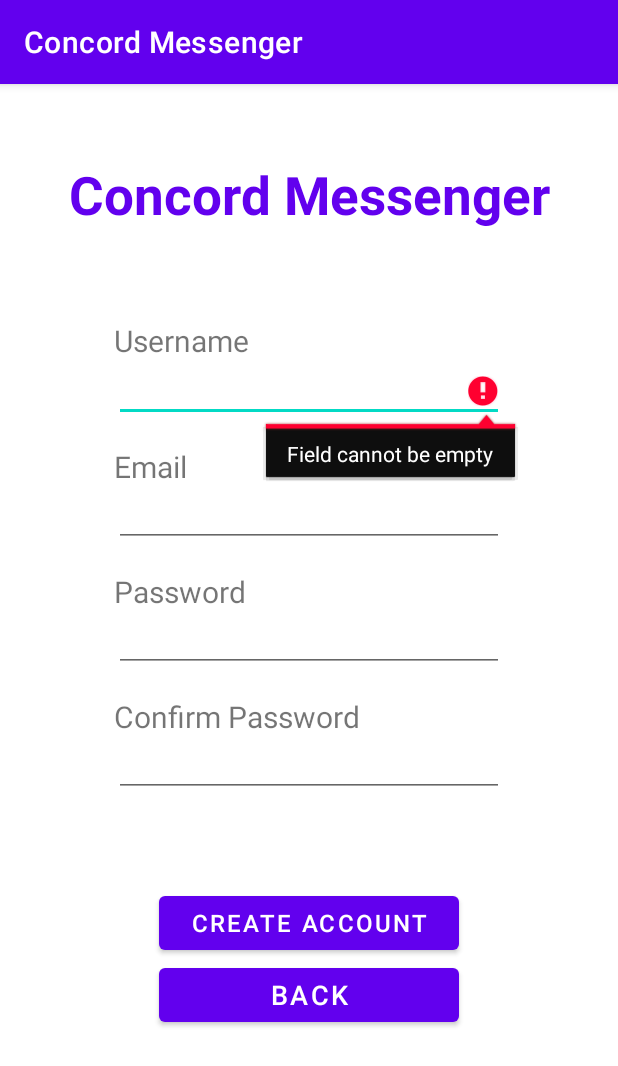
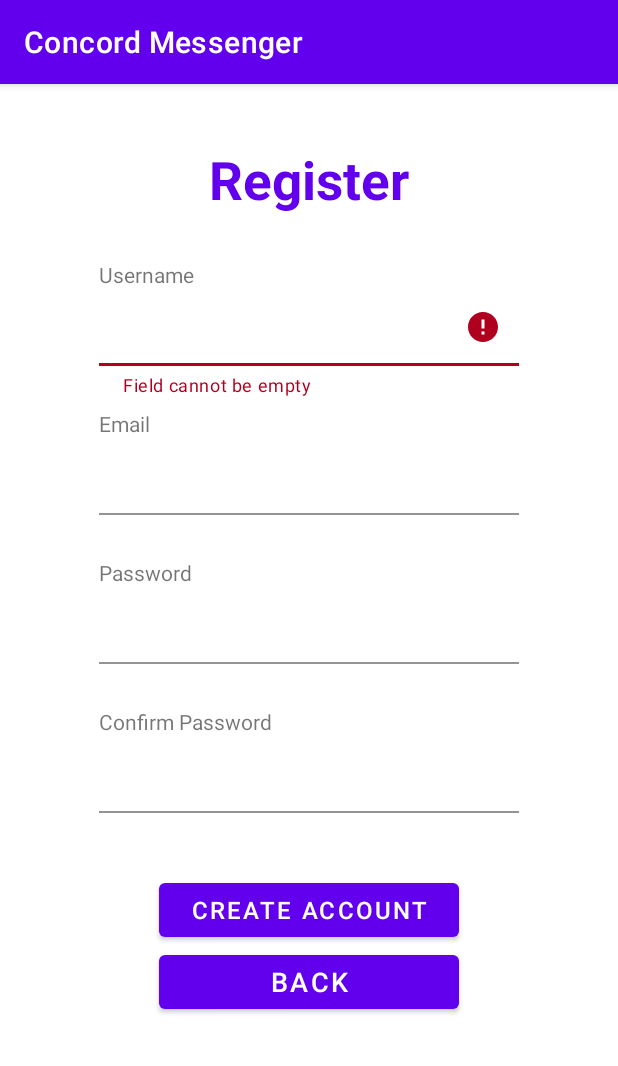
Before and after one commit to CMPT362-Messaging/Concord-Messenger, an Android app: the RegisterActivity screen opened directly, with no data from a screen before it, after a tap on "CREATE ACCOUNT", on a phone screen of 412 x 824 dp. Shown: the top 1066 px of the screen. Run offline under Robolectric (Android 15) with nearby library versions, the phone set to English and light mode, and no system bars; our stand-ins replace Firebase (no records; nobody signed in at launch, a user with empty details on screens opened directly).

Commit message:
Wrap EditText in TextInputLayout & update register UI

```diff
--- a/app/src/main/java/com/group2/concord_messenger/RegisterActivity.kt
+++ b/app/src/main/java/com/group2/concord_messenger/RegisterActivity.kt
@@ -1,12 +1,16 @@
 package com.group2.concord_messenger
 
+import android.annotation.SuppressLint
+import android.content.pm.ActivityInfo
 import androidx.appcompat.app.AppCompatActivity
 import android.os.Bundle
 import android.view.View
+import android.view.WindowManager
 import android.widget.Button
 import android.widget.EditText
-import com.google.android.gms.tasks.OnCompleteListener
-import com.google.android.gms.tasks.Task
+import android.widget.ProgressBar
+import com.google.android.material.textfield.TextInputEditText
+import com.google.android.material.textfield.TextInputLayout
 import com.google.firebase.auth.*
 import com.google.firebase.auth.ktx.auth
 import com.google.firebase.ktx.Firebase
@@ -15,12 +19,17 @@ class RegisterActivity : AppCompatActivity(), View.OnClickListener
 {
     private lateinit var firebaseAuth: FirebaseAuth
 
+    private lateinit var usernameInputLayoutView: TextInputLayout
+    private lateinit var emailInputLayoutView: TextInputLayout
+    private lateinit var passInputLayoutView: TextInputLayout
+    private lateinit var passConfirmInputLayoutView: TextInputLayout
     private lateinit var usernameInputView: EditText
     private lateinit var emailInputView: EditText
     private lateinit var passInputView: EditText
-    private lateinit var passConfirmationInputView: EditText
+    private lateinit var passConfirmInputView: EditText
     private lateinit var createAccountButtonView: Button
     private lateinit var backButtonView: Button
+    private lateinit var progressBarView: ProgressBar
 
     override fun onCreate(savedInstanceState: Bundle?)
     {
@@ -28,12 +37,19 @@ class RegisterActivity : AppCompatActivity(), View.OnClickListener
         setContentView(R.layout.activity_register)
 
         // Get views
+        usernameInputLayoutView = findViewById(R.id.register_textlayout_username)
+        emailInputLayoutView = findViewById(R.id.register_textlayout_email)
+        passInputLayoutView = findViewById(R.id.register_textlayout_password)
+        passConfirmInputLayoutView = findViewById(R.id.register_textlayout_confirm_password)
         usernameInputView = findViewById(R.id.register_edittext_username)
         emailInputView = findViewById(R.id.register_edittext_email)
         passInputView = findViewById(R.id.register_edittext_password)
-        passConfirmationInputView = findViewById(R.id.register_edittext_confirm_password)
+        passConfirmInputView = findViewById(R.id.register_edittext_confirm_password)
         createAccountButtonView = findViewById(R.id.register_button_create_account)
         backButtonView = findViewById(R.id.register_button_back)
+        progressBarView = findViewById(R.id.register_progress_bar)
+
+        this.requestedOrientation = ActivityInfo.SCREEN_ORIENTATION_PORTRAIT
 
         createAccountButtonView.setOnClickListener(this)
         backButtonView.setOnClickListener(this)
@@ -51,7 +67,7 @@ class RegisterActivity : AppCompatActivity(), View.OnClickListener
                 val username = usernameInputView.text.toString()
                 val email = emailInputView.text.toString()
                 val password = passInputView.text.toString()
-                val passwordConfirm = passConfirmationInputView.text.toString()
+                val passwordConfirm = passConfirmInputView.text.toString()
 
                 createAccount(username, email, password, passwordConfirm)
             }
@@ -66,13 +82,16 @@ class RegisterActivity : AppCompatActivity(), View.OnClickListener
 
     private fun createAccount(username: String, email: String, password: String, password_confirm: String)
     {
+        val fieldViews = listOf(
+            usernameInputLayoutView,
+            emailInputLayoutView,
+            passInputLayoutView,
+            passConfirmInputLayoutView,
+        )
         // Clear old errors from input fields
-        clearFieldErrors(listOf<EditText>(
-            usernameInputView,
-            emailInputView,
-            passInputView,
-            passConfirmationInputView,
-        ))
+        clearFieldErrors(fieldViews)
+        // Clear focused fields
+        clearFieldFocuses(fieldViews)
 
         // No blank fields or FireBase will throw an IllegalArgument
         // Passwords must match
@@ -81,32 +100,37 @@ class RegisterActivity : AppCompatActivity(), View.OnClickListener
         {
             if(username.isBlank())
             {
-                showFieldError(usernameInputView, resources.getString(R.string.login_error_empty_field))
+                showFieldError(usernameInputLayoutView, resources.getString(R.string.login_error_empty_field))
             }
             else if(email.isBlank())
             {
-                showFieldError(emailInputView, resources.getString(R.string.login_error_empty_field))
+                showFieldError(emailInputLayoutView, resources.getString(R.string.login_error_empty_field))
             }
             else if(password.isBlank())
             {
-                showFieldError(passInputView, resources.getString(R.string.login_error_empty_field))
+                showFieldError(passInputLayoutView, resources.getString(R.string.login_error_empty_field))
             }
             else if(password_confirm.isBlank())
             {
-                showFieldError(passConfirmationInputView, resources.getString(R.string.login_error_empty_field))
+                showFieldError(passConfirmInputLayoutView, resources.getString(R.string.login_error_empty_field))
             }
             else if(password != password_confirm)
             {
-                showFieldError(passConfirmationInputView, resources.getString(R.string.login_error_password_not_match))
+                showFieldError(passConfirmInputLayoutView, resources.getString(R.string.login_error_password_not_match))
             }
+            setLoading(false)
         }
         else
         {
+            setLoading(true)
+
             // Create account
             firebaseAuth.createUserWithEmailAndPassword(email, password).addOnCompleteListener()
             {
+                authResult ->
+                setLoading(false)
+
                 // Account created successfully
-                authResult ->
                 if(authResult.isSuccessful)
                 {
                     // Set account's username
@@ -123,14 +147,14 @@ class RegisterActivity : AppCompatActivity(), View.OnClickListener
                         // https://firebase.google.com/docs/reference/kotlin/com/google/firebase/auth/FirebaseAuth#exceptions_1
                         // Invalid email
                         FirebaseAuthInvalidCredentialsException::class ->
-                            showFieldError(emailInputView, resources.getString(R.string.login_error_invalid_email))
+                            showFieldError(emailInputLayoutView, resources.getString(R.string.login_error_invalid_email))
                         // Email already in use
                         FirebaseAuthUserCollisionException::class ->
-                            showFieldError(emailInputView, resources.getString(R.string.login_error_account_exists))
+                            showFieldError(emailInputLayoutView, resources.getString(R.string.login_error_account_exists))
                         // Weak password
                         FirebaseAuthWeakPasswordException::class ->
-                            showFieldError(passInputView, resources.getString(R.string.login_error_invalid_password))
-                        // Something broke
+                            showFieldError(passInputLayoutView, resources.getString(R.string.login_error_invalid_password))
+
                         else -> {authResult.exception!!.printStackTrace()}
                     }
                 }
@@ -138,16 +162,39 @@ class RegisterActivity : AppCompatActivity(), View.OnClickListener
         }
     }
 
-    private fun showFieldError(view: EditText, message: String)
+    private fun showFieldError(view: TextInputLayout, message: String)
     {
         view.error = message
     }
 
-    private fun clearFieldErrors(views: List<EditText>)
+    private fun clearFieldErrors(views: List<TextInputLayout>)
     {
         for(view in views)
         {
             view.error = null
         }
     }
+
+    private fun clearFieldFocuses(views: List<TextInputLayout>)
+    {
+        for(view in views)
+        {
+            view.clearFocus()
+        }
+    }
+
+    private fun setLoading(loading: Boolean)
+    {
+        if(loading)
+        {
+            window.setFlags(WindowManager.LayoutParams.FLAG_NOT_TOUCHABLE,
+                WindowManager.LayoutParams.FLAG_NOT_TOUCHABLE)
+            progressBarView.visibility = View.VISIBLE
+        }
+        else
+        {
+            window.clearFlags(WindowManager.LayoutParams.FLAG_NOT_TOUCHABLE)
+            progressBarView.visibility = View.INVISIBLE
+        }
+    }
 }
--- a/app/src/main/res/layout/activity_register.xml
+++ b/app/src/main/res/layout/activity_register.xml
@@ -10,8 +10,8 @@
         android:id="@+id/register_textview_title"
         android:layout_width="wrap_content"
         android:layout_height="wrap_content"
-        android:layout_marginTop="50dp"
-        android:text="@string/app_name"
+        android:layout_marginTop="40dp"
+        android:text="@string/login_register"
         android:textColor="@color/purple_500"
         android:textSize="35sp"
         android:textStyle="bold"
@@ -21,115 +21,151 @@
 
     <TextView
         android:id="@+id/register_textview_username"
-        android:layout_width="260dp"
+        android:layout_width="280dp"
         android:layout_height="wrap_content"
-        android:layout_marginTop="60dp"
+        android:layout_marginTop="30dp"
         android:text="@string/login_username"
-        android:textSize="20sp"
+        android:textSize="14sp"
         app:layout_constraintEnd_toEndOf="parent"
         app:layout_constraintHorizontal_bias="0.5"
         app:layout_constraintStart_toStartOf="parent"
         app:layout_constraintTop_toBottomOf="@+id/register_textview_title" />
 
+    <com.google.android.material.textfield.TextInputLayout
+        android:id="@+id/register_textlayout_username"
+        android:layout_width="280dp"
+        android:layout_height="wrap_content"
+        app:boxBackgroundColor="#00FFFFFF"
+        app:boxBackgroundMode="filled"
+        app:errorEnabled="true"
+        app:layout_constraintEnd_toEndOf="parent"
+        app:layout_constraintStart_toStartOf="parent"
+        app:layout_constraintTop_toBottomOf="@+id/register_textview_username">
+
         <EditText
             android:id="@+id/register_edittext_username"
-        android:layout_width="260dp"
+            android:layout_width="match_parent"
             android:layout_height="wrap_content"
             android:ems="10"
             android:inputType="textPersonName"
+            android:paddingVertical="12dp"
+            android:textSize="20sp"
+            tools:ignore="SpeakableTextPresentCheck" />
+    </com.google.android.material.textfield.TextInputLayout>
+
+    <TextView
+        android:id="@+id/register_textview_email"
+        android:layout_width="280dp"
+        android:layout_height="wrap_content"
+        android:layout_marginTop="8dp"
+        android:text="@string/login_email"
         android:textSize="14sp"
         app:layout_constraintEnd_toEndOf="parent"
         app:layout_constraintHorizontal_bias="0.5"
         app:layout_constraintStart_toStartOf="parent"
-        app:layout_constraintTop_toBottomOf="@+id/register_textview_username"
-        tools:ignore="SpeakableTextPresentCheck,TouchTargetSizeCheck" />
+        app:layout_constraintTop_toBottomOf="@+id/register_textlayout_username" />
 
-    <TextView
-        android:id="@+id/register_textview_email"
-        android:layout_width="260dp"
+    <com.google.android.material.textfield.TextInputLayout
+        android:id="@+id/register_textlayout_email"
+        android:layout_width="280dp"
         android:layout_height="wrap_content"
-        android:layout_marginTop="16dp"
-        android:text="@string/login_email"
-        android:textSize="20sp"
+        app:boxBackgroundColor="#00FFFFFF"
+        app:boxBackgroundMode="filled"
+        app:errorEnabled="true"
         app:layout_constraintEnd_toEndOf="parent"
-        app:layout_constraintHorizontal_bias="0.5"
         app:layout_constraintStart_toStartOf="parent"
-        app:layout_constraintTop_toBottomOf="@id/register_edittext_username" />
+        app:layout_constraintTop_toBottomOf="@+id/register_textview_email">
 
         <EditText
             android:id="@+id/register_edittext_email"
-        android:layout_width="260dp"
+            android:layout_width="match_parent"
             android:layout_height="wrap_content"
             android:ems="10"
             android:inputType="textPersonName"
+            android:paddingVertical="12dp"
+            android:textSize="20sp"
+            tools:ignore="SpeakableTextPresentCheck,TouchTargetSizeCheck" />
+    </com.google.android.material.textfield.TextInputLayout>
+
+    <TextView
+        android:id="@+id/register_textview_password"
+        android:layout_width="280dp"
+        android:layout_height="wrap_content"
+        android:layout_marginTop="8dp"
+        android:text="@string/login_password"
         android:textSize="14sp"
         app:layout_constraintEnd_toEndOf="parent"
         app:layout_constraintHorizontal_bias="0.5"
         app:layout_constraintStart_toStartOf="parent"
-        app:layout_constraintTop_toBottomOf="@id/register_textview_email"
-        tools:ignore="SpeakableTextPresentCheck,TouchTargetSizeCheck" />
+        app:layout_constraintTop_toBottomOf="@+id/register_textlayout_email" />
 
-    <TextView
-        android:id="@+id/register_textview_password"
-        android:layout_width="260dp"
+    <com.google.android.material.textfield.TextInputLayout
+        android:id="@+id/register_textlayout_password"
+        android:layout_width="280dp"
         android:layout_height="wrap_content"
-        android:layout_marginTop="16dp"
-        android:text="@string/login_password"
-        android:textSize="20sp"
+        app:boxBackgroundColor="#00FFFFFF"
+        app:boxBackgroundMode="filled"
+        app:errorEnabled="true"
         app:layout_constraintEnd_toEndOf="parent"
-        app:layout_constraintHorizontal_bias="0.5"
         app:layout_constraintStart_toStartOf="parent"
-        app:layout_constraintTop_toBottomOf="@id/register_edittext_email" />
+        app:layout_constraintTop_toBottomOf="@+id/register_textview_password">
 
         <EditText
             android:id="@+id/register_edittext_password"
-        android:layout_width="260dp"
+            android:layout_width="match_parent"
             android:layout_height="wrap_content"
             android:ems="10"
             android:inputType="textPassword"
+            android:paddingVertical="12dp"
+            android:textSize="20sp"
+            tools:ignore="SpeakableTextPresentCheck,TouchTargetSizeCheck" />
+    </com.google.android.material.textfield.TextInputLayout>
+
+    <TextView
+        android:id="@+id/register_textview_confirm_password"
+        android:layout_width="280dp"
+        android:layout_height="wrap_content"
+        android:layout_marginTop="8dp"
+        android:text="@string/login_confirm_password"
         android:textSize="14sp"
         app:layout_constraintEnd_toEndOf="parent"
         app:layout_constraintHorizontal_bias="0.5"
         app:layout_constraintStart_toStartOf="parent"
-        app:layout_constraintTop_toBottomOf="@+id/register_textview_password"
-        tools:ignore="SpeakableTextPresentCheck,TouchTargetSizeCheck" />
+        app:layout_constraintTop_toBottomOf="@+id/register_textlayout_password" />
 
-    <TextView
-        android:id="@+id/register_textview_confirm_password"
-        android:layout_width="260dp"
+    <com.google.android.material.textfield.TextInputLayout
+        android:id="@+id/register_textlayout_confirm_password"
+        android:layout_width="280dp"
         android:layout_height="wrap_content"
-        android:layout_marginTop="16dp"
-        android:text="@string/login_confirm_password"
-        android:textSize="20sp"
+        app:boxBackgroundColor="#00FFFFFF"
+        app:boxBackgroundMode="filled"
+        app:errorEnabled="true"
         app:layout_constraintEnd_toEndOf="parent"
-        app:layout_constraintHorizontal_bias="0.5"
         app:layout_constraintStart_toStartOf="parent"
-        app:layout_constraintTop_toBottomOf="@+id/register_edittext_password" />
+        app:layout_constraintTop_toBottomOf="@+id/register_textview_confirm_password">
 
         <EditText
             android:id="@+id/register_edittext_confirm_password"
-        android:layout_width="260dp"
+            android:layout_width="match_parent"
             android:layout_height="wrap_content"
             android:ems="10"
             android:inputType="textPassword"
-        android:textSize="14sp"
-        app:layout_constraintEnd_toEndOf="parent"
-        app:layout_constraintHorizontal_bias="0.5"
-        app:layout_constraintStart_toStartOf="parent"
-        app:layout_constraintTop_toBottomOf="@+id/register_textview_confirm_password"
+            android:paddingVertical="12dp"
+            android:textSize="20sp"
             tools:ignore="SpeakableTextPresentCheck,TouchTargetSizeCheck" />
+    </com.google.android.material.textfield.TextInputLayout>
 
     <Button
         android:id="@+id/register_button_create_account"
         android:layout_width="200dp"
         android:layout_height="wrap_content"
-        android:layout_marginTop="60dp"
+        android:layout_marginTop="20dp"
         android:text="@string/login_create_account"
         android:textSize="16sp"
         app:layout_constraintEnd_toEndOf="parent"
         app:layout_constraintHorizontal_bias="0.5"
         app:layout_constraintStart_toStartOf="parent"
-        app:layout_constraintTop_toBottomOf="@+id/register_edittext_confirm_password" />
+        app:layout_constraintTop_toBottomOf="@+id/register_textlayout_confirm_password" />
 
     <Button
         android:id="@+id/register_button_back"
@@ -141,4 +177,16 @@
         app:layout_constraintStart_toStartOf="parent"
         app:layout_constraintTop_toBottomOf="@+id/register_button_create_account" />
 
+    <ProgressBar
+        android:id="@+id/register_progress_bar"
+        style="@android:style/Widget.DeviceDefault.Light.ProgressBar"
+        android:layout_width="wrap_content"
+        android:layout_height="wrap_content"
+        android:visibility="invisible"
+        app:layout_constraintBottom_toBottomOf="parent"
+        app:layout_constraintEnd_toEndOf="parent"
+        app:layout_constraintHorizontal_bias="0.5"
+        app:layout_constraintStart_toStartOf="parent"
+        app:layout_constraintTop_toTopOf="parent" />
+
 </androidx.constraintlayout.widget.ConstraintLayout>
```
Lines whose indentation alone changed are shown as unchanged.
